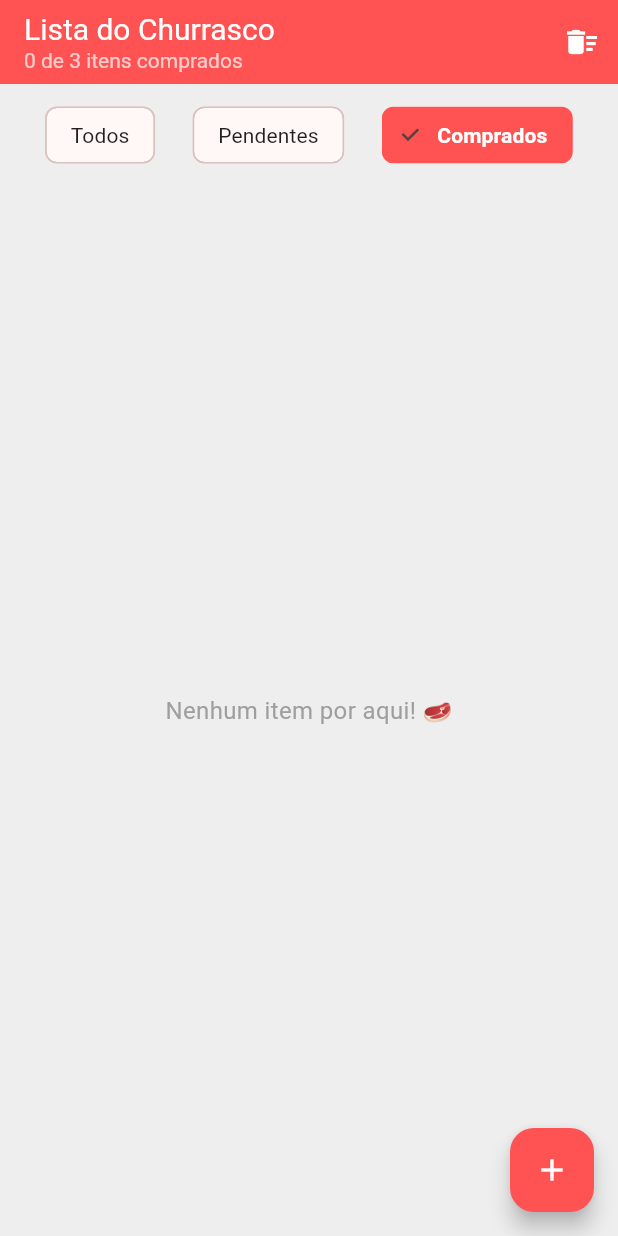
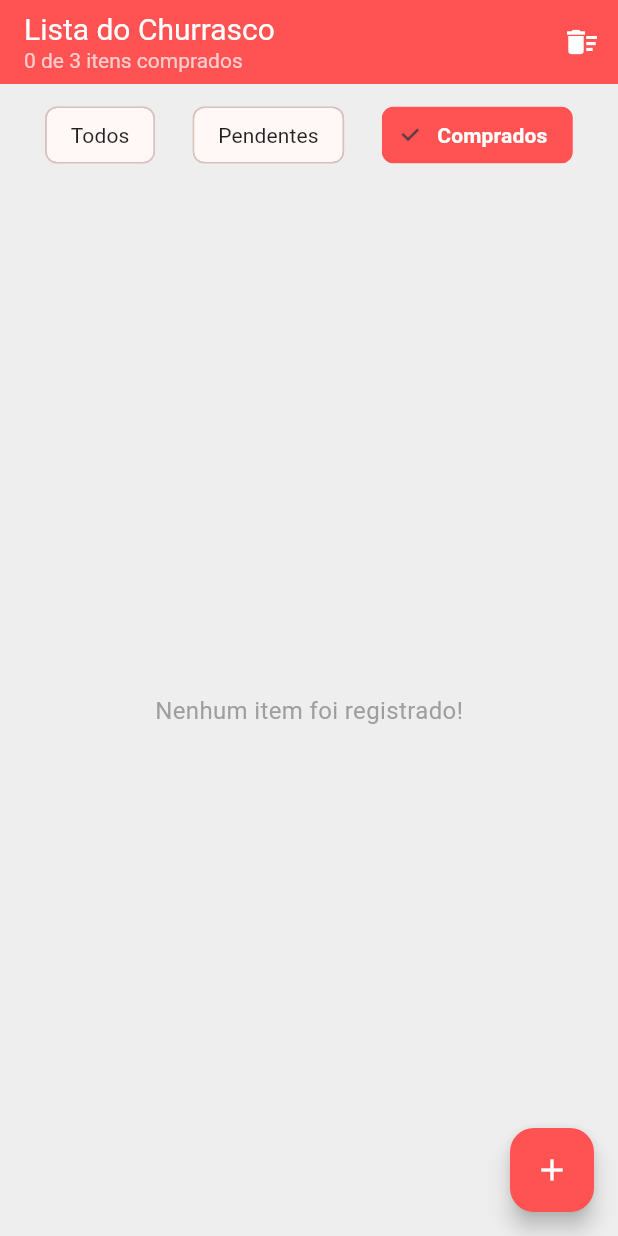
Before and after one commit to roncoleta/app-churrasco, a Flutter app: the screen it shows after launch, after a tap on "Comprados", on a phone screen of 412 x 824 dp. Run offline on Flutter 3.47's test engine with Material 3 defaults, Android fonts, the phone set to English and light mode, and no system bars.

Commit message:
versão três

```diff
--- a/lib/main.dart
+++ b/lib/main.dart
@@ -12,12 +12,12 @@ class MeuChurrascoApp extends StatelessWidget {
   Widget build(BuildContext context) {
     return MaterialApp(
       title: 'App de Churrasco',
-      debugShowCheckedModeBanner: false, // Tira a faixa de "Debug"
+      debugShowCheckedModeBanner: false,
       theme: ThemeData(
         colorScheme: ColorScheme.fromSeed(seedColor: Colors.redAccent),
         useMaterial3: true,
       ),
-      // A primeira tela que o aplicativo vai abrir!
+
       home: const ListaComprasScreen(),
     );
   }
--- a/lib/screens/lista_compras_screen.dart
+++ b/lib/screens/lista_compras_screen.dart
@@ -10,20 +10,19 @@ class ListaComprasScreen extends StatefulWidget {
 }
 
 class _ListaComprasScreenState extends State<ListaComprasScreen> {
-  // Banco de dados inicial em memória com as categorias
+  // Banco de dados inicial na memoria
   final List<ItemCompra> _meusItens = [
     ItemCompra(id: '1', nome: 'Picanha', quantidade: 2, categoria: 'Carne'),
     ItemCompra(id: '2', nome: 'Pão de Alho', quantidade: 3, categoria: 'Outro'),
     ItemCompra(id: '3', nome: 'Saco de Carvão', quantidade: 1, categoria: 'Outro'),
   ];
 
-  // Estado para controlar qual filtro de botões está ativo
+  //Botões ativos
   String _filtroAtivo = 'Todos';
 
   final _nomeController = TextEditingController();
   final _qtdController = TextEditingController();
 
-  // Variáveis para controlar a funcionalidade de Categorias e Validação
   String _categoriaSelecionada = 'Carne';
   String? _erroNome;
   String? _erroQtd;
@@ -32,7 +31,6 @@ class _ListaComprasScreenState extends State<ListaComprasScreen> {
   List<ItemCompra> get _itensExibidos {
     List<ItemCompra> listaFiltrada = [];
 
-    // 1. Aplica o filtro dos botões (Chips)
     if (_filtroAtivo == 'Todos') {
       listaFiltrada = List.from(_meusItens);
     } else if (_filtroAtivo == 'Pendentes') {
@@ -41,7 +39,6 @@ class _ListaComprasScreenState extends State<ListaComprasScreen> {
       listaFiltrada = _meusItens.where((item) => item.foiComprado).toList();
     }
 
-    // 2. Ordenação automática (itens marcados descem)
     listaFiltrada.sort((a, b) {
       if (a.foiComprado && !b.foiComprado) return 1;
       if (!a.foiComprado && b.foiComprado) return -1;
@@ -256,7 +253,7 @@ class _ListaComprasScreenState extends State<ListaComprasScreen> {
       ),
       body: Column(
         children: [
-          // BOTÕES DE FILTRO VOLTARAM! (Todos / Pendentes / Comprados)
+
           Padding(
             padding: const EdgeInsets.symmetric(vertical: 10.0, horizontal: 5.0),
             child: Row(
@@ -282,12 +279,12 @@ class _ListaComprasScreenState extends State<ListaComprasScreen> {
               }).toList(),
             ),
           ),
-          // Lista de itens filtrada ou mensagem vazia
+
           Expanded(
             child: _itensExibidos.isEmpty
                 ? const Center(
                     child: Text(
-                      'Nenhum item por aqui! 🥩',
+                      'Nenhum item foi registrado!',
                       style: TextStyle(fontSize: 16, color: Colors.grey),
                     ),
                   )
--- a/lib/widgets/item_widget.dart
+++ b/lib/widgets/item_widget.dart
@@ -31,7 +31,6 @@ class ItemWidget extends StatelessWidget {
       margin: const EdgeInsets.symmetric(horizontal: 10, vertical: 5),
       elevation: 2,
       child: Container(
-        // Adiciona uma linha colorida fina na lateral esquerda do card indicando a categoria
         decoration: BoxDecoration(
           border: Border(
             left: BorderSide(color: corCategoria, width: 5),
@@ -51,11 +50,9 @@ class ItemWidget extends StatelessWidget {
             children: [
               Text('Qtd: ${item.quantidade}'),
               const SizedBox(width: 10),
-              // Mostra uma etiqueta (Chip) com o nome da categoria
               Container(
                 padding: const EdgeInsets.symmetric(horizontal: 6, vertical: 2),
                 decoration: BoxDecoration(
-                  // CORRIGIDO: Uso do .withValues para evitar avisos de depreciação
                   color: corCategoria.withValues(alpha: 0.15),
                   borderRadius: BorderRadius.circular(5),
                 ),
--- a/pubspec.yaml
+++ b/pubspec.yaml
@@ -34,6 +34,7 @@ dependencies:
   # The following adds the Cupertino Icons font to your application.
   # Use with the CupertinoIcons class for iOS style icons.
   cupertino_icons: ^1.0.8
+  shared_preferences: ^2.5.5
 
 dev_dependencies:
   flutter_test:
```
Also changed, not shown: pubspec.lock, 1 other file.
